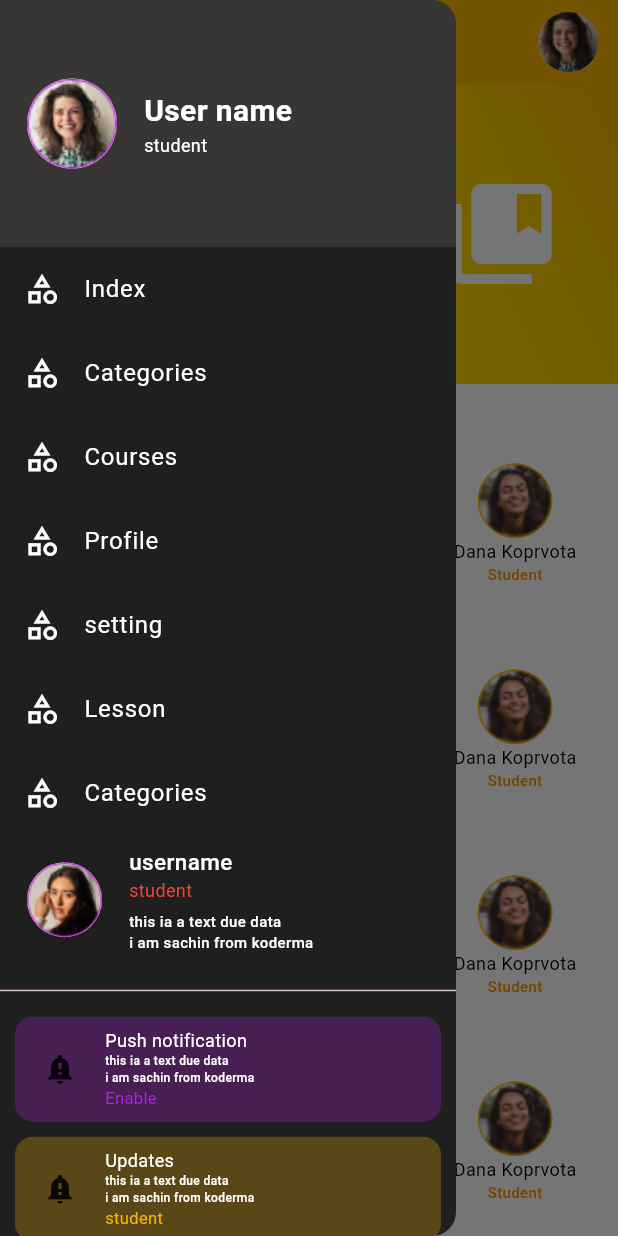
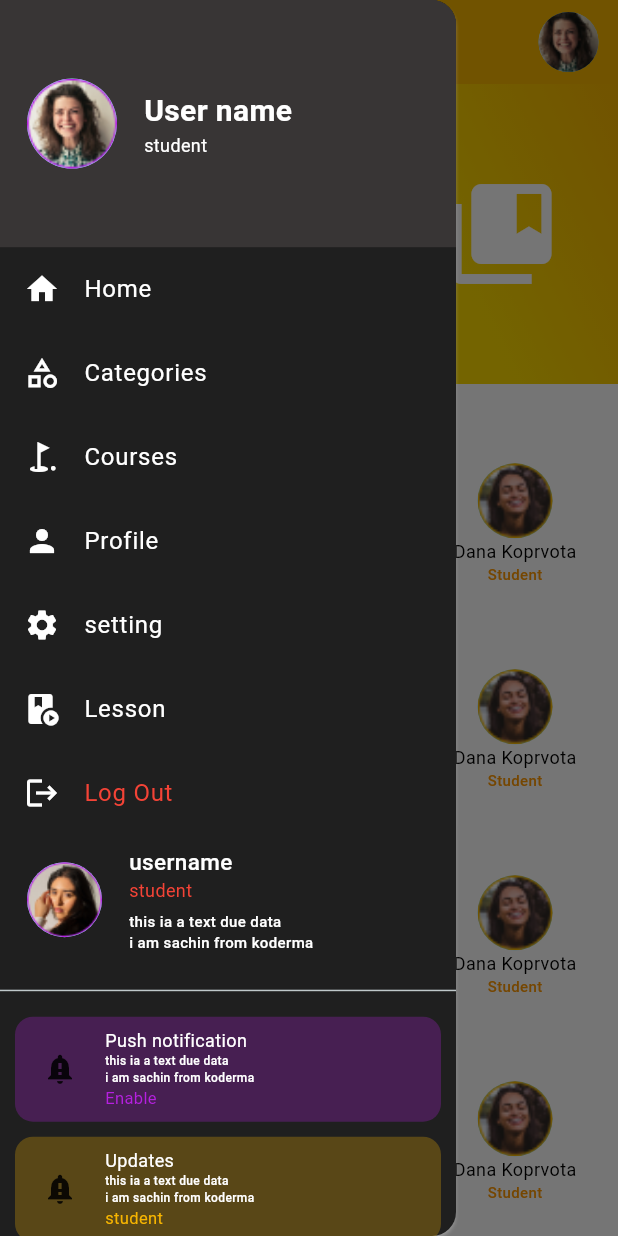
Before and after one commit to Sachinpandit2809/learning_app, a Flutter app: the CategoryFourScreen screen opened by its route, with the side drawer open, on a phone screen of 412 x 824 dp. Run offline on Flutter 3.47's test engine with Material 3 defaults, Android fonts, the phone set to English and light mode, and no system bars; our stand-ins replace auto_route.

Commit message:
finally completed

```diff
--- a/lib/main.dart
+++ b/lib/main.dart
@@ -19,8 +19,9 @@ class MyApp extends StatelessWidget {
       debugShowCheckedModeBanner: false,
       theme: ThemeData(
         primaryColor: MyColor.yellow,
+        drawerTheme: DrawerThemeData(shadowColor: Colors.white),
         colorScheme:
-            ColorScheme.fromSeed(seedColor: Color.fromARGB(255, 0, 0, 0)),
+            ColorScheme.fromSeed(seedColor: Color.fromARGB(255, 255, 255, 255)),
         useMaterial3: true,
       ),
       // home: const MyHomePage(title: 'Flutter Demo Home Page'),
--- a/lib/screens/category/category_four_screen.dart
+++ b/lib/screens/category/category_four_screen.dart
@@ -90,11 +90,11 @@ class _MyWidgetState extends State<CategoryFourScreen> {
                   // crossAxisSpacing: 10,
                   // mainAxisSpacing: 10
                 ),
-                itemCount: 235,
+                itemCount: 300,
                 itemBuilder: (context, index) {
                   return InkWell(
                     onTap: () {
-                      context.router.pushNamed(RoutesName.lesson);
+                      context.router.pushNamed(RoutesName.course);
                     },
                     child: Container(
                       margin: EdgeInsets.symmetric(horizontal: 10, vertical: 5),
--- a/lib/screens/category/category_one_screen.dart
+++ b/lib/screens/category/category_one_screen.dart
@@ -56,7 +56,7 @@ class _MyWidgetState extends State<CategoryOneScreen> {
               ),
               Expanded(
                 child: ListView.builder(
-                    itemCount: 26,
+                    itemCount: 300,
                     itemBuilder: (context, index) {
                       return InkWell(
                         onTap: () {
--- a/lib/screens/category/category_screen.dart
+++ b/lib/screens/category/category_screen.dart
@@ -48,7 +48,7 @@ class _MyWidgetState extends State<CategoryScreen> {
                 height: 55,
                 child: ListView.builder(
                     scrollDirection: Axis.horizontal,
-                    itemCount: 13,
+                    itemCount: 300,
                     itemBuilder: (context, index) {
                       return RectangularButton(
                           title: "ENGLISH", onPressFunction: () {});
--- a/lib/screens/category/category_three_screen.dart
+++ b/lib/screens/category/category_three_screen.dart
@@ -68,7 +68,7 @@ class _MyWidgetState extends State<CategoryThreeScreen> {
                   )),
               Expanded(
                 child: ListView.builder(
-                    itemCount: 26,
+                    itemCount: 300,
                     itemBuilder: (context, index) {
                       return InkWell(
                         onTap: () {
--- a/lib/screens/category/category_two_screen.dart
+++ b/lib/screens/category/category_two_screen.dart
@@ -64,7 +64,7 @@ class _MyWidgetState extends State<CategoryTwoScreen> {
                   )),
               Expanded(
                 child: ListView.builder(
-                    itemCount: 26,
+                    itemCount: 300,
                     itemBuilder: (context, index) {
                       return InkWell(
                         onTap: () {
--- a/lib/screens/category/mydrawer_screen.dart
+++ b/lib/screens/category/mydrawer_screen.dart
@@ -68,11 +68,11 @@ class _MydrawerScreenState extends State<MydrawerScreen> {
                       context.router.pushNamed(RoutesName.index);
                     },
                     title: const Text(
-                      "Index",
+                      "Home",
                     ),
                     textColor: Colors.white,
                     leading: const Icon(
-                      Icons.category_outlined,
+                      Icons.home,
                     ),
                     iconColor: Colors.white,
                   ),
@@ -98,7 +98,7 @@ class _MydrawerScreenState extends State<MydrawerScreen> {
                     ),
                     textColor: Colors.white,
                     leading: const Icon(
-                      Icons.category_outlined,
+                      Icons.golf_course,
                     ),
                     iconColor: Colors.white,
                   ),
@@ -111,7 +111,7 @@ class _MydrawerScreenState extends State<MydrawerScreen> {
                     ),
                     textColor: Colors.white,
                     leading: const Icon(
-                      Icons.category_outlined,
+                      Icons.person,
                     ),
                     iconColor: Colors.white,
                   ),
@@ -124,7 +124,7 @@ class _MydrawerScreenState extends State<MydrawerScreen> {
                     },
                     textColor: Colors.white,
                     leading: const Icon(
-                      Icons.category_outlined,
+                      Icons.settings,
                     ),
                     iconColor: Colors.white,
                   ),
@@ -137,17 +137,20 @@ class _MydrawerScreenState extends State<MydrawerScreen> {
                     },
                     textColor: Colors.white,
                     leading: const Icon(
-                      Icons.category_outlined,
+                      Icons.play_lesson,
                     ),
                     iconColor: Colors.white,
                   ),
-                  const ListTile(
+                  ListTile(
+                    onTap: () {
+                      context.router.pushNamed(RoutesName.login);
+                    },
                     title: Text(
-                      "Categories",
+                      "Log Out",
                     ),
-                    textColor: Colors.white,
+                    textColor: Colors.red,
                     leading: Icon(
-                      Icons.category_outlined,
+                      Icons.logout,
                     ),
                     iconColor: Colors.white,
                   ),
--- a/lib/screens/course/course_one_screen.dart
+++ b/lib/screens/course/course_one_screen.dart
@@ -25,7 +25,7 @@ class _CourseOneScreenState extends State<CourseOneScreen> {
               Image.asset("assets/images/png/lesson1.png"),
               Expanded(
                   child: ListView.builder(
-                      itemCount: 5,
+                      itemCount: 200,
                       itemBuilder: (context, index) {
                         return InkWell(
                           onTap: () {
@@ -47,7 +47,7 @@ class _CourseOneScreenState extends State<CourseOneScreen> {
             ],
           ),
           Positioned(
-            top: context.contextHeight * .4,
+            top: context.contextHeight * .35,
             child: Container(
               margin: EdgeInsets.fromLTRB(10, 10, 10, 0),
               height: 100,
--- a/lib/screens/course/course_screen.dart
+++ b/lib/screens/course/course_screen.dart
@@ -25,7 +25,7 @@ class _CourseScreenState extends State<CourseScreen> {
               Image.asset("assets/images/png/lesson.png"),
               Expanded(
                   child: ListView.builder(
-                      itemCount: 5,
+                      itemCount: 100,
                       itemBuilder: (context, index) {
                         return InkWell(
                           onTap: () {
@@ -85,7 +85,7 @@ class _CourseScreenState extends State<CourseScreen> {
             ],
           ),
           Positioned(
-            top: context.contextHeight * .34,
+            top: context.contextHeight * .3,
             child: Container(
               margin: EdgeInsets.fromLTRB(10, 10, 10, 0),
               height: 100,
--- a/lib/screens/course/course_two_screen.dart
+++ b/lib/screens/course/course_two_screen.dart
@@ -70,7 +70,7 @@ class _CourseTwoScreenState extends State<CourseTwoScreen> {
               ),
               Expanded(
                   child: ListView.builder(
-                      itemCount: 5,
+                      itemCount: 200,
                       itemBuilder: (context, index) {
                         return InkWell(
                           onTap: () {
--- a/lib/screens/lesson/lesson_screen.dart
+++ b/lib/screens/lesson/lesson_screen.dart
@@ -100,7 +100,7 @@ class _LessonScreenState extends State<LessonScreen> {
           ),
           Expanded(
               child: ListView.builder(
-                  itemCount: 5,
+                  itemCount: 50,
                   itemBuilder: (context, index) {
                     return InkWell(
                       onTap: () {
--- a/lib/screens/profile/edit_profile_one_screen.dart
+++ b/lib/screens/profile/edit_profile_one_screen.dart
@@ -45,7 +45,7 @@ class _EditProfileOneScreenState extends State<EditProfileOneScreen> {
             children: [
               CircleAvatar(
                 radius: 100,
-                backgroundImage: AssetImage("assets/images/png/profile3.png"),
+                backgroundImage: AssetImage("assets/images/png/app_icon.png"),
               ),
               (context.contextHeight * 0.04).heightBox,
               Text("in this lesson we learn ",
--- a/lib/screens/profile/edit_profile_screen.dart
+++ b/lib/screens/profile/edit_profile_screen.dart
@@ -48,7 +48,7 @@ class _EditProfileScreenState extends State<EditProfileScreen> {
             children: [
               CircleAvatar(
                 radius: 100,
-                backgroundImage: AssetImage("assets/images/png/profile3.png"),
+                backgroundImage: AssetImage("assets/images/png/app_icon.png"),
               ),
               (context.contextHeight * 0.04).heightBox,
               Text("in this lesson we learn ",
--- a/lib/screens/profile/profile_screen.dart
+++ b/lib/screens/profile/profile_screen.dart
@@ -44,7 +44,7 @@ class _ProfileScreenState extends State<ProfileScreen> {
           children: [
             CircleAvatar(
               radius: 100,
-              backgroundImage: AssetImage("assets/images/png/profile3.png"),
+              backgroundImage: AssetImage("assets/images/png/app_icon.png"),
             ),
             (context.contextHeight * 0.04).heightBox,
             Text("in this lesson we learn ",
```
Also changed, not shown: lib/screens/category/reusable_widgets.dart (+6 -3 lines), lib/screens/index/index_screen.dart (+22 -15 lines), lib/screens/index/indexcopy2_screen.dart (+4 -4 lines), lib/screens/index/indexcopy_screen.dart (+26 -18 lines).
